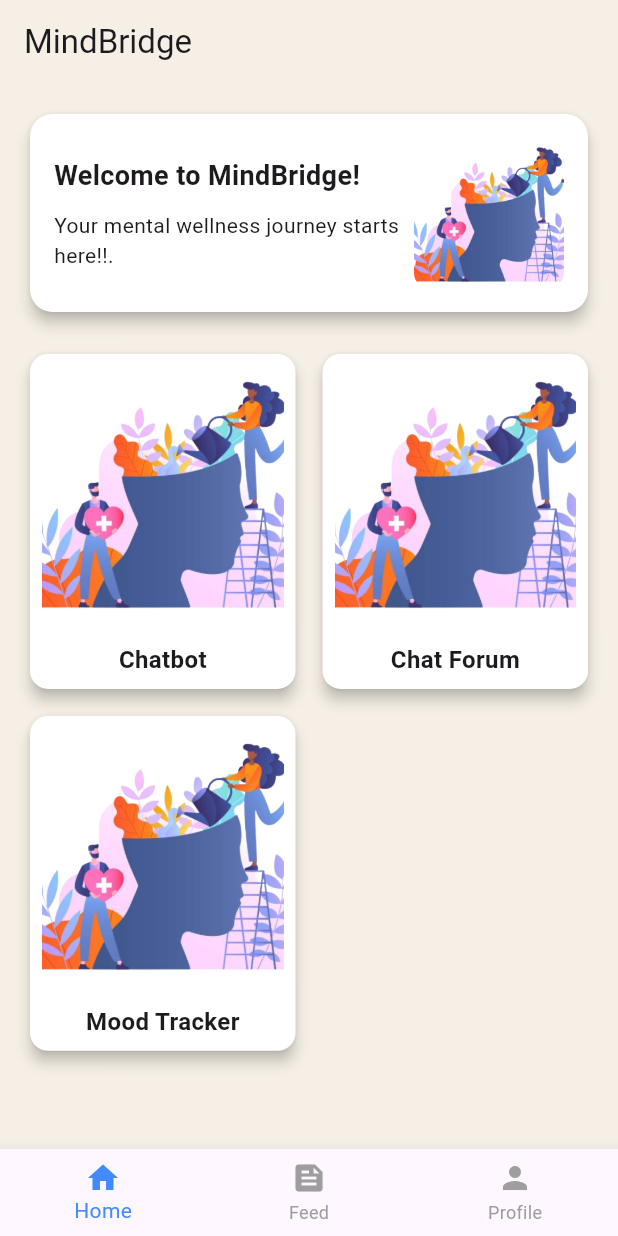
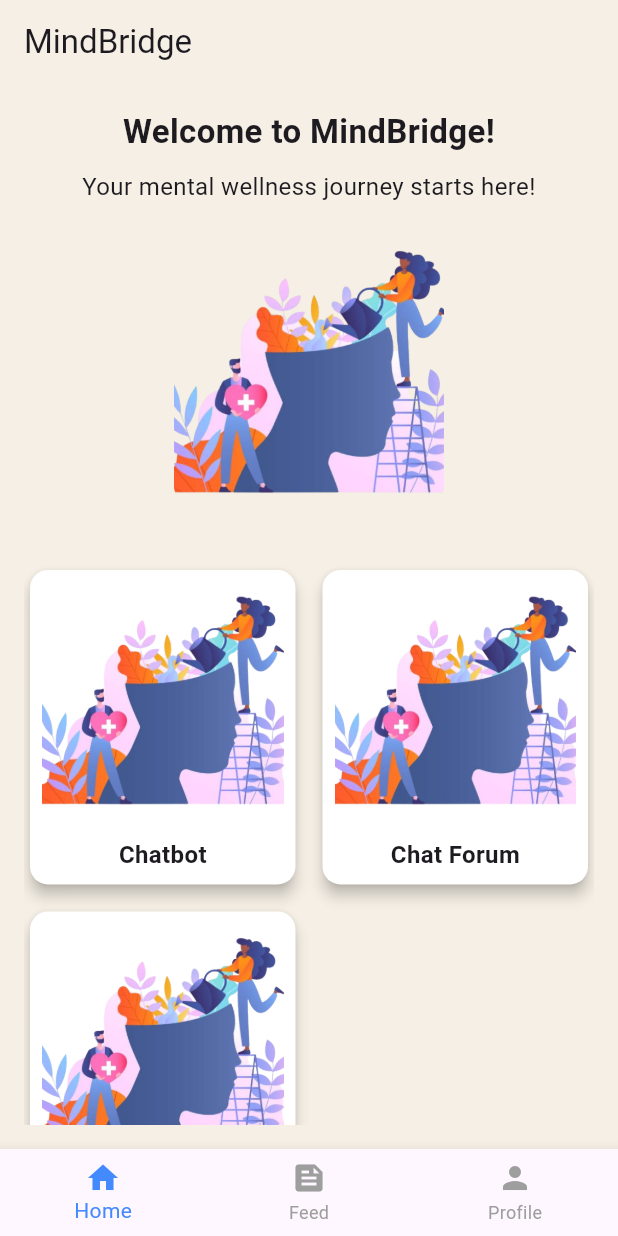
Before and after one commit to Ranumi123/SDGP, a Flutter app: the screen it shows after launch, on a phone screen of 412 x 824 dp. Run offline on Flutter 3.47's test engine with Material 3 defaults, Android fonts, the phone set to English and light mode, and no system bars.

Commit message:
Updated the layout of the homepage

```diff
--- a/lib/home_page.dart
+++ b/lib/home_page.dart
@@ -34,53 +34,50 @@ class _HomePageState extends State<HomePage> {
         padding: const EdgeInsets.all(16.0),
         child: Column(
           children: [
-            // Welcome Card
-            Card(
-              shape: RoundedRectangleBorder(borderRadius: BorderRadius.circular(15.0)),
-              elevation: 4,
-              color: Colors.white,
-              child: Padding(
-                padding: EdgeInsets.all(16),
-                child: Row(
-                  children: [
-                    Expanded(
-                      child: Column(
-                        crossAxisAlignment: CrossAxisAlignment.start,
+            // Centered Welcome Message
+            Column(
               children: [
                 Text(
                   "Welcome to MindBridge!",
-                            style: TextStyle(fontSize: 18, fontWeight: FontWeight.bold),
+                  style: TextStyle(fontSize: 22, fontWeight: FontWeight.bold),
+                  textAlign: TextAlign.center,
                 ),
                 SizedBox(height: 10),
-                          Text("Your mental wellness journey starts here!!."),
+                Text(
+                  "Your mental wellness journey starts here!",
+                  textAlign: TextAlign.center,
+                  style: TextStyle(fontSize: 16),
+                ),
               ],
             ),
-                    ),
-                    ClipRRect(
-                      borderRadius: BorderRadius.circular(10),
+
+            SizedBox(height: 20),
+
+            // Centered Image
+            Center(
+              child: ClipRRect(
+                borderRadius: BorderRadius.circular(12),
                 child: Image.asset(
                   'assets/images/welcome_image.png',
-                        width: 100,
-                        height: 100,
+                  width: 180, // Increased size
+                  height: 180,
                   fit: BoxFit.cover,
-                      ),
-                    ),
-                  ],
                 ),
               ),
             ),
 
-            SizedBox(height: 20),
+            SizedBox(height: 30),
 
             // Feature Cards (Chatbot, Chat Forum, Mood Tracker)
             Expanded(
               child: GridView.builder(
+                padding: EdgeInsets.only(top: 10),
                 itemCount: 3,
                 gridDelegate: SliverGridDelegateWithFixedCrossAxisCount(
                   crossAxisCount: 2,
                   crossAxisSpacing: 10,
                   mainAxisSpacing: 10,
-                  childAspectRatio: 0.8, // Adjust to match the uploaded image
+                  childAspectRatio: 0.85,
                 ),
                 itemBuilder: (context, index) {
                   List<Map<String, String>> features = [
```
Also changed, not shown: 1 other file. Lines whose indentation alone changed are shown as unchanged.
